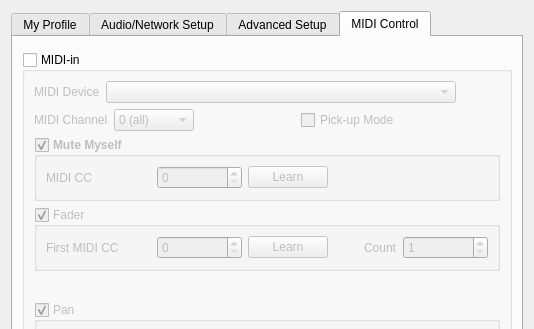
This is src/clientsettingsdlgbase.ui in ignotus666/jamulus as Qt 5 draws it before an edit; both pictures show x 0 to 534 and y 0 to 329 of the 534 by 591 pixel window. The edited form follows.
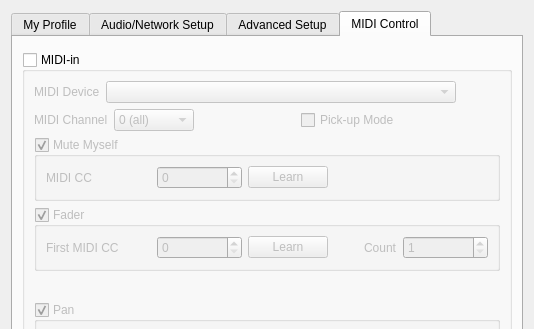
This is the edited form. Icons and pictures are not drawn. Custom widgets are drawn as their Qt base class.

The edit to the form file:
```diff
--- a/src/clientsettingsdlgbase.ui
+++ b/src/clientsettingsdlgbase.ui
@@ -1538,8 +1538,8 @@
            <widget class="QGroupBox" name="grbMidiMuteMyself">
             <property name="font">
              <font>
-              <weight>75</weight>
-              <bold>true</bold>
+              <weight>50</weight>
+              <bold>false</bold>
              </font>
             </property>
             <property name="title">
```
